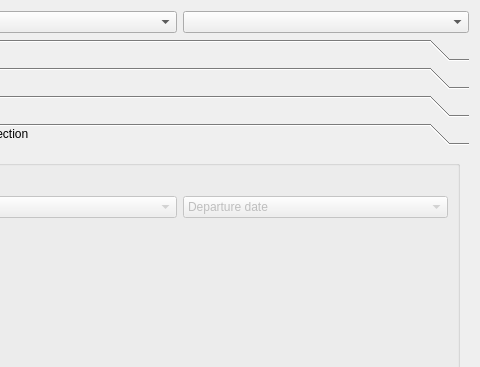
The window that src/sonet_pcp_filter_qt.ui (jorialand/sonet_tfm_horia) describes before a commit, drawn with Qt 5; both pictures show x 120 to 600 and y 0 to 367 of the 600 by 839 pixel window.
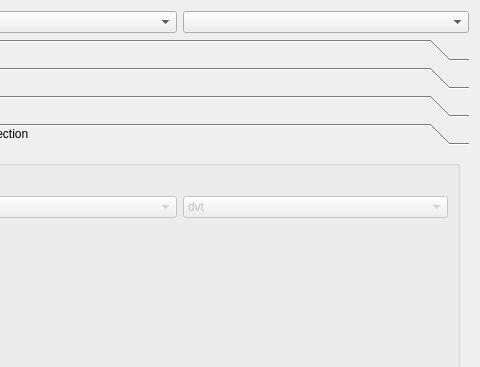
The same window after the commit. The open tabs and pages were chosen to show the change.

Patch:
```diff
--- a/src/sonet_pcp_filter_qt.ui
+++ b/src/sonet_pcp_filter_qt.ui
@@ -899,6 +899,9 @@
                 <property name="enabled">
                  <bool>false</bool>
                 </property>
+                <property name="currentIndex">
+                 <number>4</number>
+                </property>
                 <item>
                  <property name="text">
                   <string>Departure date</string>
```
